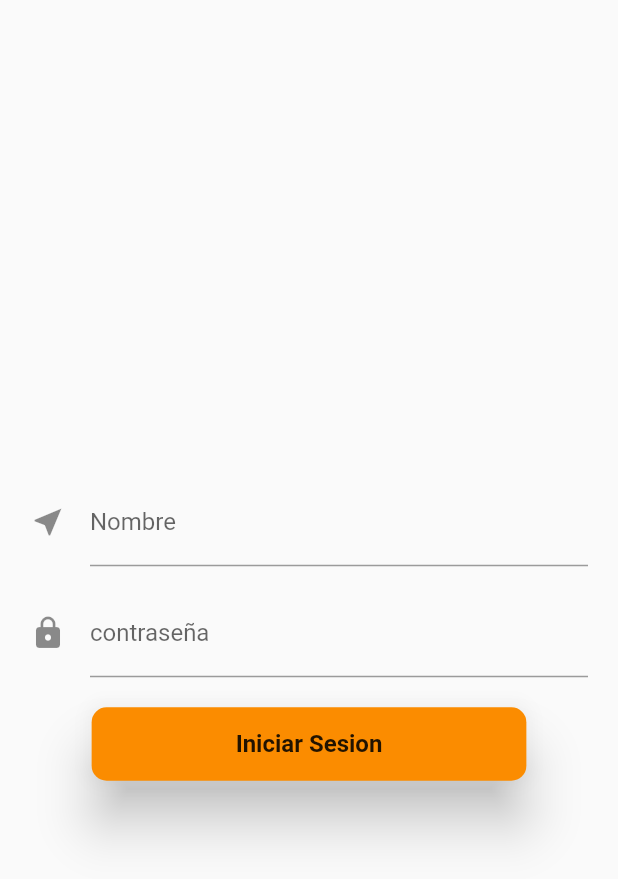
After one commit to joaquinirigoyen/Appmobile, a Flutter app: the Loginpagina screen opened directly, on a phone screen of 412 x 824 dp. The commit adds this screen. Shown: the top 879 px of the screen. Run offline on Flutter 3.47's test engine with Material 2 defaults, Android fonts, the phone set to English and light mode, and no system bars.

Commit message:
realice el login y a su vez cree una pagina nueva.dart (no lo probe emulado todavia)

```diff
--- /dev/null
+++ b/lib/Login_pagina.dart
@@ -0,0 +1,98 @@
+import 'package:flutter/material.dart';
+
+class Loginpagina extends StatefulWidget {
+  static String id = 'Loginpagina';
+
+  @override
+  _LoginpaginaState createState() => _LoginpaginaState();
+}
+
+class _LoginpaginaState extends State<Loginpagina> {
+  @override
+  Widget build(BuildContext context) {
+    return SafeArea(
+      child: Scaffold(
+        body: Center(
+          child: Column(
+            mainAxisAlignment: MainAxisAlignment.center,
+            children: [
+              SizedBox(
+                height: 15.0,
+              ),
+              _userTexField(),
+              SizedBox(
+                height: 15.0,
+              ),
+              _passwordTextField(),
+              SizedBox(
+                height: 20.0,
+              ),
+              _bottonLogin(),
+            ],
+          ),
+        ),
+      ),
+    );
+  }
+
+  Widget _userTexField() {
+    return StreamBuilder(
+      builder: (BuildContext context, AsyncSnapshot snapshot) {
+        return Container(
+          padding: EdgeInsets.symmetric(horizontal: 20.0),
+          child: TextField(
+            keyboardType: TextInputType.name,
+            decoration: InputDecoration(
+                icon: Icon(Icons.near_me),
+                hintText: 'Ejemplo juan',
+                labelText: 'Nombre'),
+            onChanged: (value) {},
+          ),
+        );
+      },
+    );
+  }
+}
+
+Widget _passwordTextField() {
+  return StreamBuilder(
+    builder: (BuildContext context, AsyncSnapshot snapshot) {
+      return Container(
+        padding: EdgeInsets.symmetric(horizontal: 20.0),
+        child: TextField(
+          keyboardType: TextInputType.name,
+          obscureText: true,
+          decoration: InputDecoration(
+              icon: Icon(Icons.lock),
+              hintText: 'contraseña',
+              labelText: 'contraseña'),
+          onChanged: (value) {},
+        ),
+      );
+    },
+  );
+}
+
+Widget _bottonLogin() {
+  return StreamBuilder(
+    builder: (BuildContext context, AsyncSnapshot snapshot) {
+      // ignore: deprecated_member_use
+      return RaisedButton(
+          child: Container(
+            padding: EdgeInsets.symmetric(horizontal: 80.0, vertical: 15.0),
+            child: Text(
+              'Iniciar Sesion',
+              style: TextStyle(
+                fontSize: 16.0,
+                fontWeight: FontWeight.bold,
+              ),
+            ),
+          ),
+          shape:
+              RoundedRectangleBorder(borderRadius: BorderRadius.circular(10.0)),
+          elevation: 15.0,
+          color: Colors.orange[600],
+          onPressed: () {});
+    },
+  );
+}
--- a/lib/main.dart
+++ b/lib/main.dart
@@ -1,3 +1,4 @@
+import 'package:app_gym/Login_pagina.dart';
 import 'package:flutter/material.dart';
 
 void main() {
@@ -25,6 +26,19 @@ void main() {
   runApp(app);
 }
 
+class Myapp extends StatelessWidget {
+  @override
+  Widget build(BuildContext context) {
+    return MaterialApp(
+      debugShowCheckedModeBanner: false,
+      initialRoute: Loginpagina.id,
+      routes: {
+        Loginpagina.id: (context) => Loginpagina(),
+      },
+    );
+  }
+}
+
 class NavegacionBoton extends StatelessWidget {
   @override
   Widget build(BuildContext context) {
@@ -34,10 +48,12 @@ class NavegacionBoton extends StatelessWidget {
         BottomNavigationBarItem(
             // ignore: deprecated_member_use
             icon: Icon(Icons.access_alarm_sharp),
+            // ignore: deprecated_member_use
             title: Text("Alarma")),
         BottomNavigationBarItem(
             // ignore: deprecated_member_use
             icon: Icon(Icons.ac_unit_outlined),
+            // ignore: deprecated_member_use
             title: Text("hielo")),
       ],
     );
```
